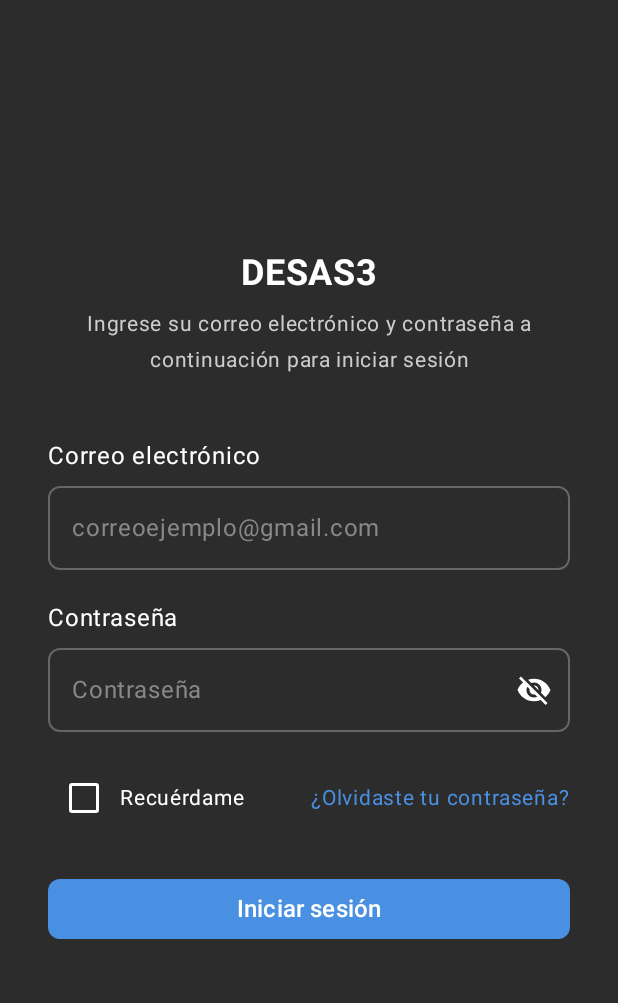
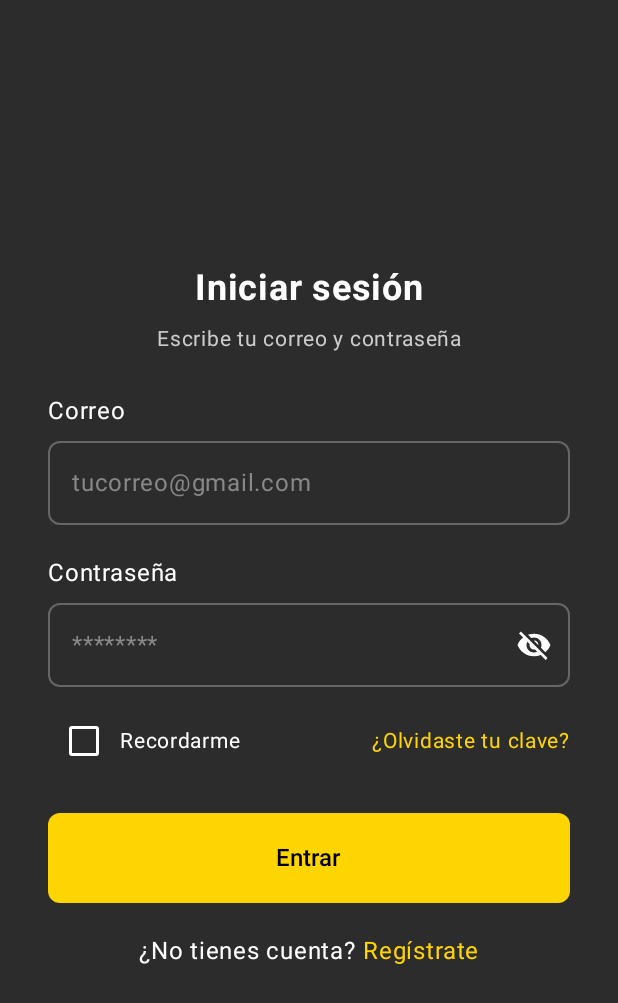
Before and after one commit to adrimore30/AndroidDesas3, an Android app built with Jetpack Compose: the screen it shows after launch (MainActivity), on a phone screen of 412 x 824 dp. Shown: the top 1003 px of the screen. Run offline under Robolectric (Android 15) with nearby library versions, the phone set to English and light mode, and no system bars.

Commit message:
Subo proyecto funcional con login, registro y navegación

```diff
--- a/app/build.gradle.kts
+++ b/app/build.gradle.kts
@@ -40,6 +40,10 @@ android {
 }
 
 dependencies {
+    // Coil para carga de imágenes
+    implementation("io.coil-kt:coil-compose:2.4.0")
+
+
     implementation(libs.androidx.core.ktx)
     implementation(libs.androidx.lifecycle.runtime.ktx)
     implementation(libs.androidx.activity.compose)
--- a/app/src/main/java/com/example/desas3/LoginScreen.kt
+++ b/app/src/main/java/com/example/desas3/LoginScreen.kt
@@ -42,7 +42,7 @@ fun LoginScreen(navController: NavController) {
             verticalArrangement = Arrangement.Center
         ) {
             Text(
-                text = "DESAS3",
+                text = "Iniciar sesión",
                 fontSize = 24.sp,
                 fontWeight = FontWeight.Bold,
                 color = Color.White,
@@ -50,26 +50,26 @@ fun LoginScreen(navController: NavController) {
             )
 
             Text(
-                text = "Ingrese su correo electrónico y contraseña a continuación para iniciar sesión",
+                text = "Escribe tu correo y contraseña",
                 fontSize = 14.sp,
                 color = Color(0xFFCCCCCC),
                 textAlign = TextAlign.Center,
-                modifier = Modifier.padding(bottom = 40.dp)
+                modifier = Modifier.padding(bottom = 24.dp)
             )
 
+            // Correo
             Text(
-                text = "Correo electrónico",
+                text = "Correo",
                 fontSize = 16.sp,
                 color = Color.White,
                 modifier = Modifier
                     .fillMaxWidth()
                     .padding(bottom = 8.dp)
             )
-
             OutlinedTextField(
                 value = email,
                 onValueChange = { email = it },
-                placeholder = { Text("correoejemplo@gmail.com", color = Color(0xFF888888)) },
+                placeholder = { Text("tucorreo@gmail.com", color = Color(0xFF888888)) },
                 keyboardOptions = KeyboardOptions(keyboardType = KeyboardType.Email),
                 colors = OutlinedTextFieldDefaults.colors(
                     focusedBorderColor = Color(0xFF666666),
@@ -84,6 +84,7 @@ fun LoginScreen(navController: NavController) {
                     .padding(bottom = 20.dp)
             )
 
+            // Contraseña
             Text(
                 text = "Contraseña",
                 fontSize = 16.sp,
@@ -92,18 +93,17 @@ fun LoginScreen(navController: NavController) {
                     .fillMaxWidth()
                     .padding(bottom = 8.dp)
             )
-
             OutlinedTextField(
                 value = password,
                 onValueChange = { password = it },
-                placeholder = { Text("Contraseña", color = Color(0xFF888888)) },
+                placeholder = { Text("********", color = Color(0xFF888888)) },
                 visualTransformation = if (passwordVisible) VisualTransformation.None else PasswordVisualTransformation(),
                 keyboardOptions = KeyboardOptions(keyboardType = KeyboardType.Password),
                 trailingIcon = {
                     IconButton(onClick = { passwordVisible = !passwordVisible }) {
                         Icon(
                             imageVector = if (passwordVisible) Icons.Default.Visibility else Icons.Default.VisibilityOff,
-                            contentDescription = if (passwordVisible) "Ocultar contraseña" else "Mostrar contraseña",
+                            contentDescription = null,
                             tint = Color.White
                         )
                     }
@@ -118,13 +118,14 @@ fun LoginScreen(navController: NavController) {
                 shape = RoundedCornerShape(8.dp),
                 modifier = Modifier
                     .fillMaxWidth()
-                    .padding(bottom = 20.dp)
+                    .padding(bottom = 12.dp)
             )
 
+            // Recordarme y ¿Olvidaste tu clave?
             Row(
                 modifier = Modifier
                     .fillMaxWidth()
-                    .padding(bottom = 30.dp),
+                    .padding(bottom = 24.dp),
                 horizontalArrangement = Arrangement.SpaceBetween,
                 verticalAlignment = Alignment.CenterVertically
             ) {
@@ -133,42 +134,47 @@ fun LoginScreen(navController: NavController) {
                         checked = rememberMe,
                         onCheckedChange = { rememberMe = it },
                         colors = CheckboxDefaults.colors(
-                            checkedColor = Color(0xFF4A90E2),
+                            checkedColor = Color(0xFFFFD500),
                             uncheckedColor = Color.White
                         )
                     )
-                    Text(
-                        text = "Recuérdame",
-                        color = Color.White,
-                        fontSize = 14.sp
-                    )
+                    Text("Recordarme", color = Color.White, fontSize = 14.sp)
                 }
 
                 Text(
-                    text = "¿Olvidaste tu contraseña?",
-                    color = Color(0xFF4A90E2),
+                    text = "¿Olvidaste tu clave?",
+                    color = Color(0xFFFFD500),
                     fontSize = 14.sp,
                     modifier = Modifier.clickable {
-                        // Acción para recuperar contraseña
+                        // Acción de recuperar clave
                     }
                 )
             }
 
+            // Botón Entrar
             Button(
                 onClick = {
-                    navController.navigate("home")
+                    navController.navigate("home") // o la vista principal
                 },
-                colors = ButtonDefaults.buttonColors(containerColor = Color(0xFF4A90E2)),
+                colors = ButtonDefaults.buttonColors(containerColor = Color(0xFFFFD500)),
                 shape = RoundedCornerShape(8.dp),
                 modifier = Modifier
                     .fillMaxWidth()
-                    .height(70.dp)
-                    .padding(bottom = 30.dp)
+                    .height(60.dp)
             ) {
+                Text("Entrar", color = Color.Black, fontSize = 16.sp)
+            }
+
+            Spacer(modifier = Modifier.height(20.dp))
+
+            Row {
+                Text("¿No tienes cuenta? ", color = Color.White)
                 Text(
-                    text = "Iniciar sesión",
-                    color = Color.White,
-                    fontSize = 16.sp
+                    text = "Regístrate",
+                    color = Color(0xFFFFD500),
+                    modifier = Modifier.clickable {
+                        navController.navigate("register")
+                    }
                 )
             }
         }
--- a/app/src/main/java/com/example/desas3/MainActivity.kt
+++ b/app/src/main/java/com/example/desas3/MainActivity.kt
@@ -16,10 +16,24 @@ class MainActivity : ComponentActivity() {
         setContent {
             Desas3Theme {
                 Surface(color = MaterialTheme.colorScheme.background) {
+                    // 1. Crea el controlador de navegación
                     val navController = rememberNavController()
-                    NavHost(navController = navController, startDestination = "login") {
-                        composable("login") { LoginScreen(navController) }
-                        composable("home") { HomeScreen() }
+
+                    // 2. Aquí se coloca el NavHost que contiene las pantallas
+                    NavHost(
+                        navController = navController,
+                        startDestination = "login" // 👈 pantalla inicial
+                    ) {
+
+                        composable("login") {
+                            LoginScreen(navController)
+                        }
+                        composable("register") {
+                            RegisterScreen(navController)
+                        }
+                        composable("home") {
+                            HomeScreen()
+                        }
                     }
                 }
             }
```
Also changed, not shown: app/src/main/java/com/example/desas3/Navigation.kt (added, +21 -0 lines), app/src/main/java/com/example/desas3/RegisterScreen.kt (added, +175 -0 lines).
